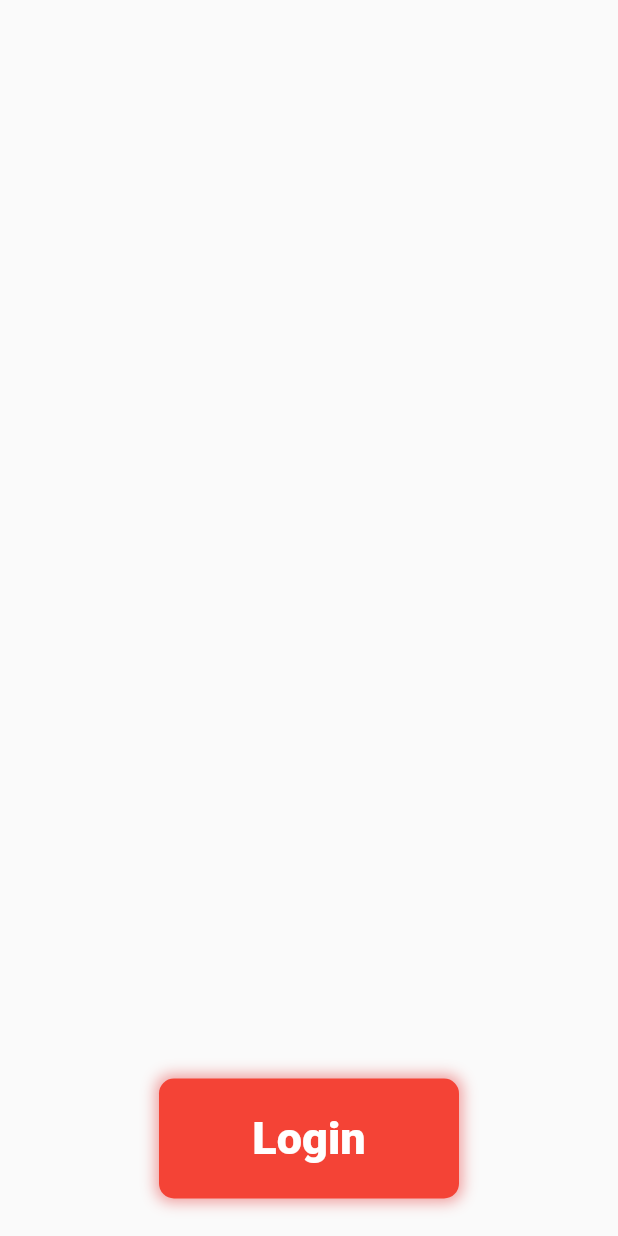
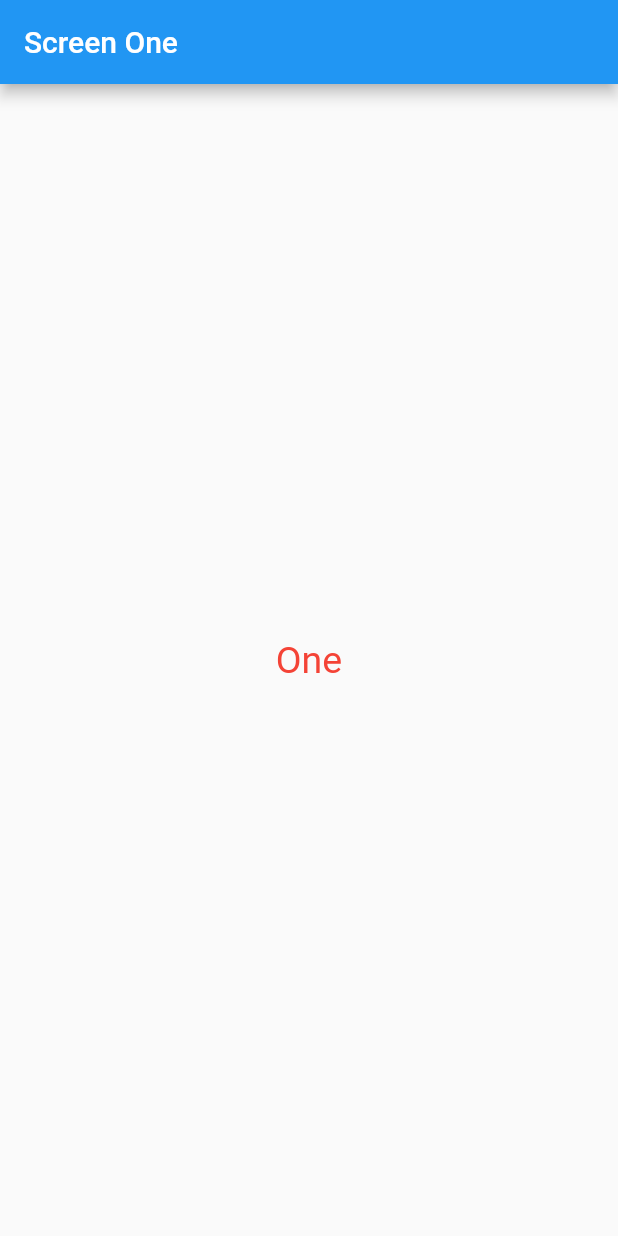
Before and after one commit to bellalhr/FlutterComp2020, a Flutter app: the screen it shows after launch, on a phone screen of 412 x 824 dp. Run offline on Flutter 3.47's test engine with Material 2 defaults, Android fonts, the phone set to English and light mode, and no system bars; our stand-ins replace connectivity, get_it, pdf; missing offline and left inert: flutter_full_pdf_viewer.

```diff
--- a/lib/main.dart
+++ b/lib/main.dart
@@ -2,16 +2,18 @@ import 'package:flutter/material.dart';
 import 'package:my_apps/provider_strm/EligiblityScreen.dart';
 import 'package:my_apps/provider_strm/ProviderUi_2.dart';
 
+import 'Pagination/PaginationDemo.dart';
 import 'callapsibleToolbar/CallapsiableToolbarUi.dart';
 import 'custom_pdf/PdfGenerator.dart';
 import 'internectConnectionChecker/HomePageInternetConn.dart';
+import 'navigationPushOption/ScreenOne.dart';
 import 'navigation_handler/locator.dart';
 import 'navigation_handler/services/navigation_service.dart';
 import 'package:my_apps/navigation_handler/router.dart' as  router;
 import 'package:my_apps/navigation_handler/constants/route_paths.dart' as  routes;
 
 void main() {
-  setupLocator(); //Only for navigation service register in GetIt
+  //setupLocator(); //Only for navigation service register in GetIt
   runApp(MyApp());
 }
 
@@ -37,10 +39,14 @@ class MyApp extends StatelessWidget {
         // closer together (more dense) than on mobile platforms.
         visualDensity: VisualDensity.adaptivePlatformDensity,
       ),
-      /*home: ProviderUi_2()*/
-      navigatorKey: locator<NavigationService>().navigatorKey,
+      home: ScreenOne()
+
+        //Todo navigation handler ====================
+     /* navigatorKey: locator<NavigationService>().navigatorKey,
       onGenerateRoute: router.generateRoute,
-      initialRoute: routes.LoginRoute,
+      initialRoute: routes.LoginRoute,*/
+
+    //Todo End body of navigation handler ====================
     );
   }
 }
--- /dev/null
+++ b/lib/navigationPushOption/ScreenOne.dart
@@ -0,0 +1,27 @@
+import 'package:flutter/material.dart';
+import 'package:my_apps/navigationPushOption/ScreenTwo.dart';
+
+class ScreenOne extends StatefulWidget {
+  @override
+  _ScreenOneState createState() => _ScreenOneState();
+}
+
+class _ScreenOneState extends State<ScreenOne> {
+  @override
+  Widget build(BuildContext context) {
+    return Scaffold(
+      appBar: AppBar(
+        title: Text('Screen One'),
+      ),
+      body: Center(
+        child: InkWell(
+          onTap: (){
+            Navigator.of(context).push(PageRouteBuilder(
+                pageBuilder: (_, __, ___) =>
+                new ScreenTwo()));
+          },
+            child: Text('One',style: TextStyle(color: Colors.red,fontSize: 25),)),
+      ),
+    );
+  }
+}
```
Also changed, not shown: lib/Pagination/PaginationDemo.dart (added, +89 -0 lines), lib/navigationPushOption/ScreenThree.dart (added, +20 -0 lines), lib/navigationPushOption/ScreenTwo.dart (added, +30 -0 lines), pubspec.lock, 13 other files.
